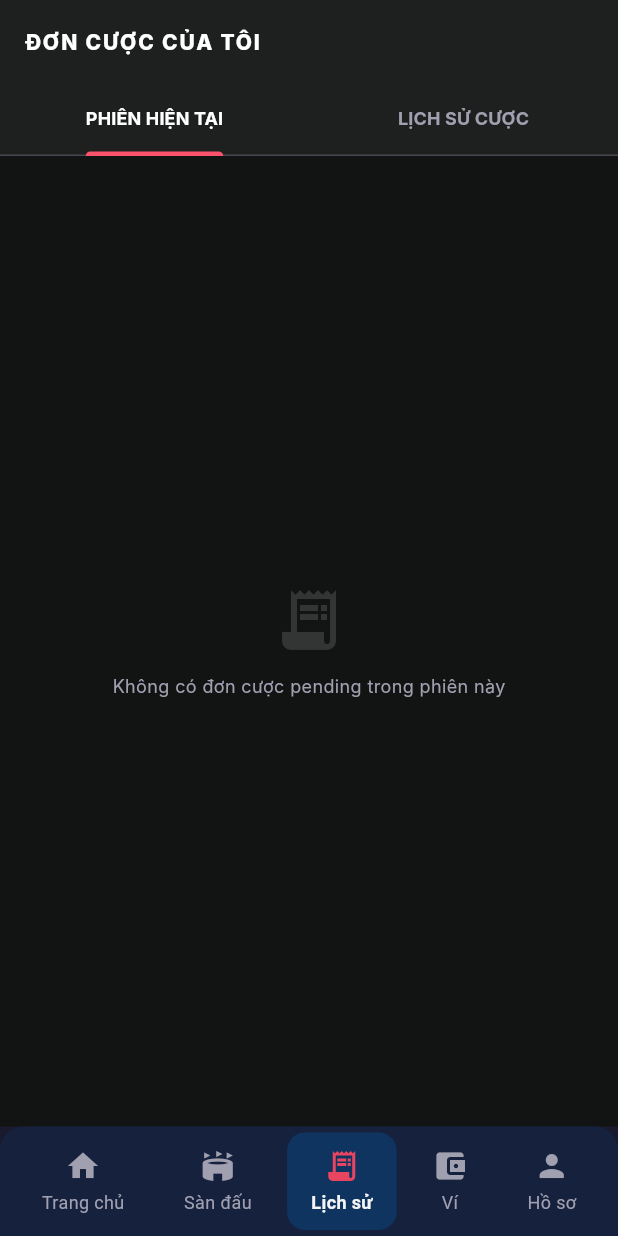
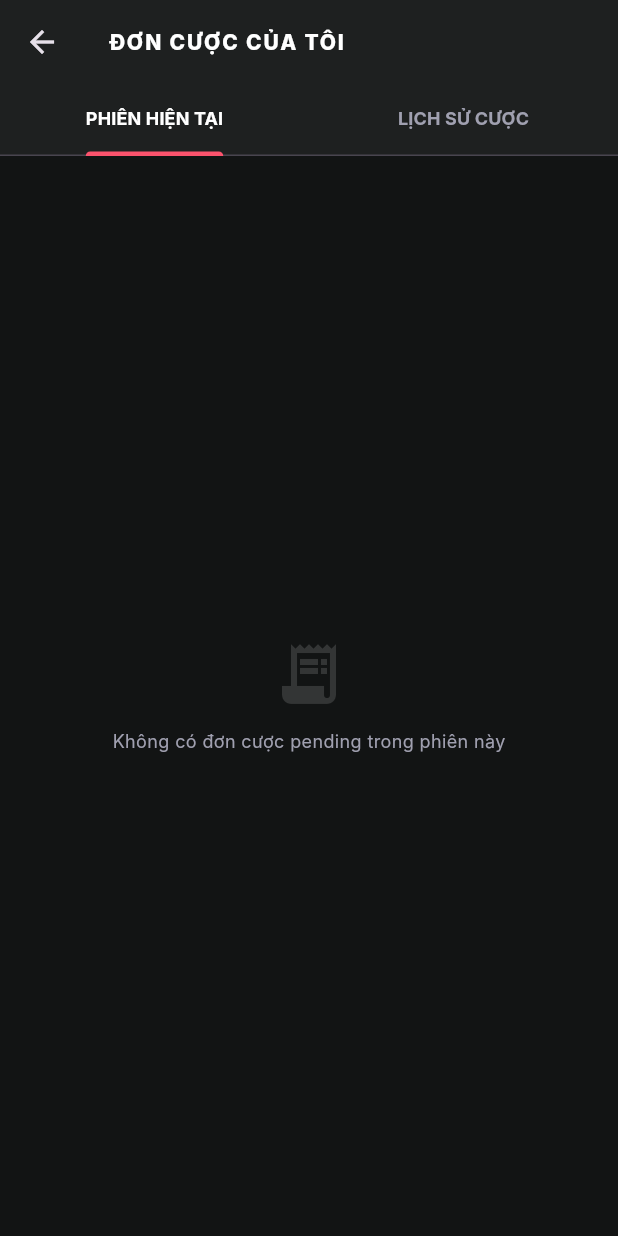
Before and after one commit to Soupsix/The_House_Win, a Flutter app: the screen it shows once a user with an empty profile is signed in, scrolled down 183 dp, after a tap on "Lịch sử cược", on a phone screen of 412 x 824 dp. Run offline on Flutter 3.47's test engine with Material 3 defaults, Android fonts, the phone set to English and light mode, and no system bars; our stand-ins replace cached_network_image, cloud_firestore, dio, firebase_auth, firebase_core, flutter_dotenv and 6 more; accounts and stored records are empty; generated files the repository leaves out were written again; network calls fail; Roboto replaces fonts that are missing (Inter).

Commit message:
MQuang-Home_Screen

```diff
--- a/lib/presentation/home/home_screen.dart
+++ b/lib/presentation/home/home_screen.dart
@@ -66,7 +66,6 @@ class _HomeScreenState extends ConsumerState<HomeScreen> {
       ),
       const ArenasScreen(),
       if (!isGuest) ...[
-        const MyBetsScreen(),
         const WalletScreen(),
         ProfileScreen(
           onBackToHome: () {
@@ -441,9 +440,10 @@ class _HomeScreenState extends ConsumerState<HomeScreen> {
                               ),
                             ),
                             onPressed: () {
-                              setState(() {
-                                _selectedIndex = 2; // My Bets
-                              });
+                              Navigator.push(
+                                context,
+                                MaterialPageRoute(builder: (_) => const MyBetsScreen()),
+                              );
                             },
                             icon: const Icon(Icons.history, size: 18),
                             label: const Text('Lịch sử cược', style: TextStyle(fontFamily: 'Inter', fontWeight: FontWeight.bold)),
@@ -464,7 +464,7 @@ class _HomeScreenState extends ConsumerState<HomeScreen> {
                             ),
                             onPressed: () {
                               setState(() {
-                                _selectedIndex = 3; // Wallet
+                                _selectedIndex = 2; // Wallet (thay vì 3 vì đã xóa tab Lịch sử)
                               });
                             },
                             icon: const Icon(Icons.account_balance_wallet, size: 18),
--- a/lib/presentation/home/widgets/bottom_nav_bar.dart
+++ b/lib/presentation/home/widgets/bottom_nav_bar.dart
@@ -35,9 +35,8 @@ class BottomNavBar extends ConsumerWidget {
             _buildNavItem(0, Icons.home, 'Trang chủ'),
             _buildNavItem(1, Icons.stadium, 'Sàn đấu'),
             if (!isGuest) ...[
-              _buildNavItem(2, Icons.receipt_long, 'Lịch sử'),
-              _buildNavItem(3, Icons.account_balance_wallet, 'Ví'),
-              _buildNavItem(4, Icons.person, 'Hồ sơ'),
+              _buildNavItem(2, Icons.account_balance_wallet, 'Ví'),
+              _buildNavItem(3, Icons.person, 'Hồ sơ'),
             ],
           ],
         ),
--- a/lib/presentation/profile/profile_screen.dart
+++ b/lib/presentation/profile/profile_screen.dart
@@ -5,6 +5,7 @@ import 'package:intl/intl.dart';
 import 'package:go_router/go_router.dart';
 import '../../application/auth/auth_provider.dart';
 import '../../core/router/app_routes.dart';
+import '../betting/my_bets_screen.dart';
 
 class ProfileScreen extends ConsumerWidget {
   final VoidCallback? onBackToHome;
@@ -234,7 +235,14 @@ class ProfileScreen extends ConsumerWidget {
                     onTap: () => context.push(AppRoutes.personalInfo),
                   ),
                   const Divider(color: Color(0xFF0F3460), height: 1, indent: 16, endIndent: 16),
-                  _buildMenuItem(Icons.history, 'Lịch sử cược'),
+                  _buildMenuItem(
+                    Icons.history,
+                    'Lịch sử cược',
+                    onTap: () => Navigator.push(
+                      context,
+                      MaterialPageRoute(builder: (_) => const MyBetsScreen()),
+                    ),
+                  ),
                   const Divider(color: Color(0xFF0F3460), height: 1, indent: 16, endIndent: 16),
                   _buildMenuItem(Icons.account_balance_wallet, 'Ví điện tử'),
                   const Divider(color: Color(0xFF0F3460), height: 1, indent: 16, endIndent: 16),
--- a/lib/presentation/wallet/wallet_screen.dart
+++ b/lib/presentation/wallet/wallet_screen.dart
@@ -1,3 +1,5 @@
+import 'dart:async';
+import 'dart:math';
 import 'package:flutter/material.dart';
 import 'package:flutter_riverpod/flutter_riverpod.dart';
 import 'package:intl/intl.dart';
@@ -17,10 +19,45 @@ class _WalletScreenState extends ConsumerState<WalletScreen>
   late TabController _tabController;
   final _withdrawController = TextEditingController();
 
+  late Timer _shuffleTimer;
+  final Random _random = Random();
+  late List<int> _withdrawAmounts;
+  late List<String> _withdrawNames;
+
+  final List<String> _baseNames = [
+    'Nguyễn Văn Tuấn', 'Trần Thị Mai', 'Lê Hoàng Sơn', 'Phạm Quỳnh Anh',
+    'Hoàng Minh Nhật', 'Vũ Thu Thảo', 'Đặng Hải Đăng', 'Bùi Ngọc Linh',
+    'Đỗ Văn Quyết', 'Hồ Thanh Tùng', 'Ngô Bảo Châu', 'Dương Tấn Phát',
+    'Lý Hương Giang', 'Đào Quốc Việt', 'Đoàn Thanh Trúc', 'Vương Đình Huệ',
+    'Trịnh Thị Nụ', 'Đinh Công Tráng', 'Lâm Chấn Huy', 'Phùng Thanh Độ',
+    'Mai Khôi', 'Tô Hữu Bằng', 'Nguyễn Thái Học', 'Trần Hưng Đạo',
+    'Lê Ngọc Hân', 'Phan Bội Châu', 'Hoàng Hoa Thám', 'Bùi Anh Tuấn',
+    'Vũ Đức Đam', 'Trần Thu Hà', 'Lê Bích Phương', 'Đặng Thùy Trâm'
+  ];
+
   @override
   void initState() {
     super.initState();
     _tabController = TabController(length: 2, vsync: this);
+
+    // Generate 22 random amounts between 10m and 100m (step 100k)
+    _withdrawAmounts = List.generate(
+      22,
+      (_) => 10000000 + _random.nextInt(900) * 100000
+    )..sort((a, b) => b.compareTo(a));
+
+    // Get 22 random names
+    final shuffledNames = List<String>.from(_baseNames)..shuffle(_random);
+    _withdrawNames = shuffledNames.take(22).toList();
+
+    _shuffleTimer = Timer.periodic(const Duration(seconds: 10), (timer) {
+      if (mounted) {
+        setState(() {
+          _withdrawNames.shuffle(_random);
+        });
+      }
+    });
+
     Future.microtask(() {
       final user = ref.read(currentUserProvider);
       if (user != null) {
@@ -31,6 +68,7 @@ class _WalletScreenState extends ConsumerState<WalletScreen>
 
   @override
   void dispose() {
+    _shuffleTimer.cancel();
     _tabController.dispose();
     _withdrawController.dispose();
     super.dispose();
@@ -41,7 +79,6 @@ class _WalletScreenState extends ConsumerState<WalletScreen>
     final walletState = ref.watch(walletProvider);
     final user = ref.watch(currentUserProvider);
     final vnd = NumberFormat('#,###', 'vi_VN');
-    final dateFormat = DateFormat('HH:mm · dd/MM/yy');
 
     if (user == null) {
       return const Scaffold(
@@ -102,7 +139,7 @@ class _WalletScreenState extends ConsumerState<WalletScreen>
                           labelStyle: const TextStyle(fontSize: 13, fontWeight: FontWeight.bold),
                           unselectedLabelStyle: const TextStyle(fontSize: 13),
                           tabs: const [
-                            Tab(text: 'LỊCH SỬ'),
+                            Tab(text: 'NGƯỜI THÀNH CÔNG'),
                             Tab(text: 'RÚT TIỀN'),
                           ],
                         ),
@@ -113,7 +150,7 @@ class _WalletScreenState extends ConsumerState<WalletScreen>
                 body: TabBarView(
                   controller: _tabController,
                   children: [
-                    _buildHistory(walletState, vnd, dateFormat),
+                    _buildSuccessfulWithdrawers(vnd),
                     _buildWithdrawTab(walletState, user.uid, vnd),
                   ],
                 ),
@@ -292,32 +329,15 @@ class _WalletScreenState extends ConsumerState<WalletScreen>
     );
   }
 
-  // ── History Tab ──
-  Widget _buildHistory(
-      WalletState w, NumberFormat vnd, DateFormat dateFormat) {
-    if (w.transactionHistory.isEmpty) {
-      return const Center(
-        child: Column(
-          mainAxisAlignment: MainAxisAlignment.center,
-          children: [
-            Icon(Icons.receipt_long_outlined,
-                color: Color(0xFF3A3A5C), size: 56),
-            SizedBox(height: 12),
-            Text('Chưa có giao dịch nào.',
-                style: TextStyle(color: Color(0xFF6A7A9A), fontSize: 16)),
-          ],
-        ),
-      );
-    }
-
+  // ── Successful Withdrawers Tab ──
+  Widget _buildSuccessfulWithdrawers(NumberFormat vnd) {
     return ListView.builder(
       padding: const EdgeInsets.fromLTRB(16, 12, 16, 16),
-      itemCount: w.transactionHistory.length,
+      itemCount: 22,
       itemBuilder: (context, index) {
-        final tx = w.transactionHistory[index];
-        final isPositive = tx.amount > 0;
-
-        final config = _txConfig(tx.type);
+        final amount = _withdrawAmounts[index];
+        final name = _withdrawNames[index];
+        final isTop3 = index < 3;
 
         return Container(
           margin: const EdgeInsets.only(bottom: 10),
@@ -326,42 +346,53 @@ class _WalletScreenState extends ConsumerState<WalletScreen>
             color: const Color(0xFF16213E),
             borderRadius: BorderRadius.circular(14),
             border: Border.all(
-                color: config.color.withValues(alpha: 0.15)),
+                color: isTop3
+                    ? const Color(0xFFFFB347).withValues(alpha: 0.5)
+                    : const Color(0xFF28DFB5).withValues(alpha: 0.15)),
           ),
           child: Row(
             children: [
               Container(
                 width: 42,
                 height: 42,
+                alignment: Alignment.center,
                 decoration: BoxDecoration(
-                  color: config.color.withValues(alpha: 0.15),
+                  color: isTop3
+                      ? const Color(0xFFFFB347).withValues(alpha: 0.15)
+                      : const Color(0xFF28DFB5).withValues(alpha: 0.15),
                   shape: BoxShape.circle,
                 ),
-                child: Icon(config.icon, color: config.color, size: 20),
+                child: isTop3
+                    ? const Icon(Icons.emoji_events, color: Color(0xFFFFB347), size: 22)
+                    : Text(
+                        '#${index + 1}',
+                        style: const TextStyle(
+                            color: Color(0xFF28DFB5),
+                            fontWeight: FontWeight.bold,
+                            fontSize: 14),
+                      ),
               ),
               const SizedBox(width: 12),
               Expanded(
                 child: Column(
                   crossAxisAlignment: CrossAxisAlignment.start,
                   children: [
-                    Text(config.label,
+                    Text(name,
                         style: const TextStyle(
                             color: Colors.white,
                             fontWeight: FontWeight.bold,
-                            fontSize: 13)),
+                            fontSize: 14)),
                     const SizedBox(height: 2),
-                    Text(dateFormat.format(tx.createdAt),
-                        style: const TextStyle(
+                    const Text('Rút tiền thành công',
+                        style: TextStyle(
                             color: Color(0xFF6A7A9A), fontSize: 11)),
                   ],
                 ),
               ),
               Text(
-                '${isPositive ? '+' : ''}${vnd.format(tx.amount)} đ',
-                style: TextStyle(
-                  color: isPositive
-                      ? const Color(0xFF28DFB5)
-                      : const Color(0xFFE94560),
+                '+${vnd.format(amount)} đ',
+                style: const TextStyle(
+                  color: Color(0xFF28DFB5),
                   fontWeight: FontWeight.bold,
                   fontSize: 14,
                 ),
@@ -583,33 +614,6 @@ class _WalletScreenState extends ConsumerState<WalletScreen>
       ),
     );
   }
-
-  _TxConfig _txConfig(String type) {
-    return switch (type) {
-      'BET_LOCKED' || 'BET_PLACED' => const _TxConfig(
-          Icons.sports_soccer, Color(0xFFFFB347), 'Đặt cược (Đang chờ)'),
-      'BET_WIN' || 'BET_PAYOUT' =>
-        const _TxConfig(Icons.emoji_events, Color(0xFF28DFB5), 'Thắng cược 🎉'),
-      'BET_LOSE' => const _TxConfig(
-          Icons.money_off, Color(0xFFE94560), 'Thua cược'),
-      'ADMIN_WITHDRAW' => const _TxConfig(
-          Icons.remove_circle_outline, Color(0xFFE94560), 'Admin rút tiền'),
-      'WALLET_RESET' => const _TxConfig(
-          Icons.refresh, Color(0xFF4D80E4), 'Reset ví (Admin)'),
-      'LOAN' => const _TxConfig(
-          Icons.account_balance, Color(0xFF4D80E4), 'Nạp tiền / Khoản vay'),
-      'ESCROW_RELEASE' => const _TxConfig(
-          Icons.lock_open, Color(0xFF00D4AA), 'Giải phóng tiền khóa'),
-      _ => const _TxConfig(Icons.swap_horiz, Colors.white70, 'Giao dịch'),
-    };
-  }
-}
-
-class _TxConfig {
-  final IconData icon;
-  final Color color;
-  final String label;
-  const _TxConfig(this.icon, this.color, this.label);
 }
 
 class _SliverAppBarDelegate extends SliverPersistentHeaderDelegate {
```
